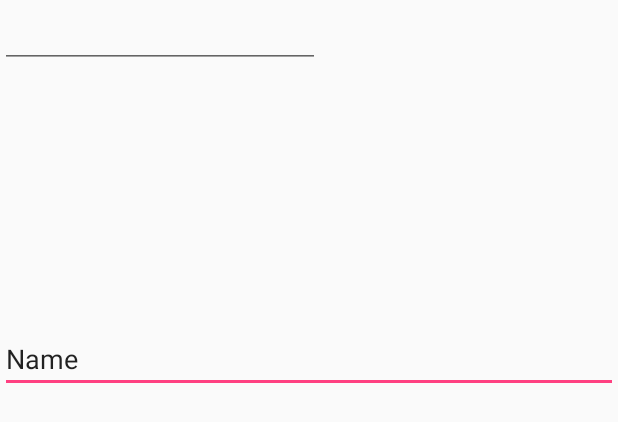
After one commit to ElhamImdad/AjrWaOjra, an Android app: the layout requester_reg.xml on its own in the app's theme, with its tools: preview values and no code run, on a phone screen of 412 x 824 dp. The commit adds this screen. Shown: the top 422 px of the screen. Run offline under Robolectric (Android 15) with nearby library versions, the phone set to English and light mode, and no system bars.

Commit message:
new doer and requester class

```diff
--- a/app/src/main/AndroidManifest.xml
+++ b/app/src/main/AndroidManifest.xml
@@ -9,14 +9,13 @@
         android:roundIcon="@mipmap/ic_launcher_round"
         android:supportsRtl="true"
         android:theme="@style/AppTheme">
-        <activity android:name=".MainActivity">
+        <activity android:name=".Activity.MainActivity">
             <intent-filter>
                 <action android:name="android.intent.action.MAIN" />
 
                 <category android:name="android.intent.category.LAUNCHER" />
             </intent-filter>
         </activity>
-        <activity android:name=".Doer_Requester"></activity>
     </application>
 
 </manifest>
--- a/app/src/main/java/com/example/smoot/ajerwaojra/MainActivity.java
+++ b/app/src/main/java/com/example/smoot/ajerwaojra/Activity/MainActivity.java
@@ -1,10 +1,12 @@
-package com.example.smoot.ajerwaojra;
+package com.example.smoot.ajerwaojra.Activity;
 
 import android.content.Intent;
 import android.support.v7.app.AppCompatActivity;
 import android.os.Bundle;
 import android.view.View;
 import android.widget.Button;
+
+import com.example.smoot.ajerwaojra.R;
 
 public class MainActivity extends AppCompatActivity {
 
--- a/app/src/main/res/layout/activity_doer__requester.xml
+++ b/app/src/main/res/layout/activity_doer__requester.xml
@@ -4,6 +4,6 @@
     xmlns:tools="http://schemas.android.com/tools"
     android:layout_width="match_parent"
     android:layout_height="match_parent"
-    tools:context=".Doer_Requester">
+    tools:context=".Activity.Doer_Requester">
 
 </android.support.constraint.ConstraintLayout>
--- /dev/null
+++ b/app/src/main/res/layout/requester_reg.xml
@@ -0,0 +1,32 @@
+<?xml version="1.0" encoding="utf-8"?>
+<android.support.constraint.ConstraintLayout xmlns:android="http://schemas.android.com/apk/res/android"
+    xmlns:app="http://schemas.android.com/apk/res-auto"
+    android:layout_width="match_parent"
+    android:layout_height="match_parent"
+    xmlns:tools="http://schemas.android.com/tools">
+
+    <EditText
+        android:id="@+id/requesterName"
+        android:layout_width="match_parent"
+        android:layout_height="wrap_content"
+        android:layout_marginBottom="433dp"
+        android:layout_marginTop="88dp"
+        android:hint="Enter your name"
+        app:layout_constraintBottom_toBottomOf="parent"
+        app:layout_constraintEnd_toEndOf="parent"
+        app:layout_constraintStart_toStartOf="parent"
+        app:layout_constraintTop_toTopOf="parent"
+        tools:ignore="MissingConstraints"
+        tools:text="Name" />
+
+    <EditText
+        android:id="@+id/editText"
+        android:layout_width="wrap_content"
+        android:layout_height="wrap_content"
+        android:ems="10"
+        android:inputType="phone"
+        tools:layout_editor_absoluteX="16dp"
+        tools:layout_editor_absoluteY="158dp"
+        tools:ignore="MissingConstraints" />
+
+</android.support.constraint.ConstraintLayout>
```
Also changed, not shown: app/src/main/java/com/example/smoot/ajerwaojra/Doer_Requester.java (deleted, +0 -14 lines), app/src/main/java/com/example/smoot/ajerwaojra/Models/Doer.java (added, +50 -0 lines), app/src/main/java/com/example/smoot/ajerwaojra/Models/Requester.java (added, +59 -0 lines), app/src/main/res/layout/activity_main.xml (+5 -2 lines).
